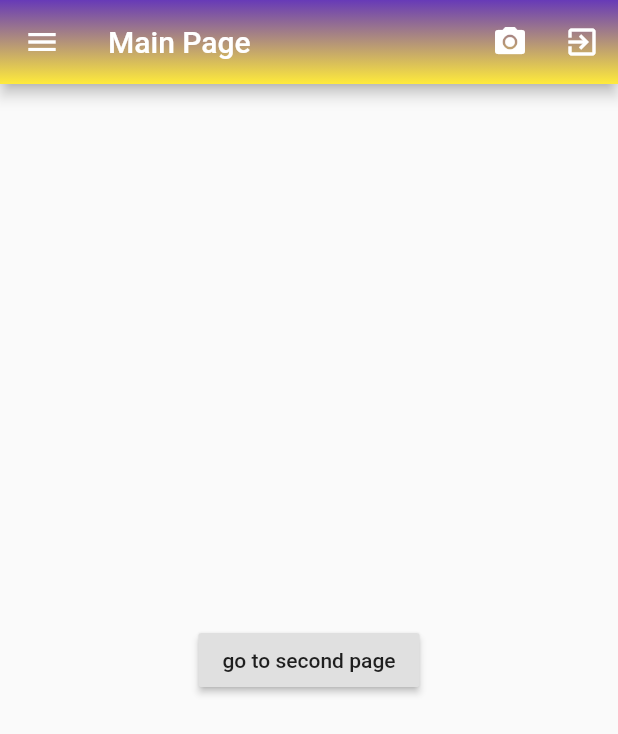
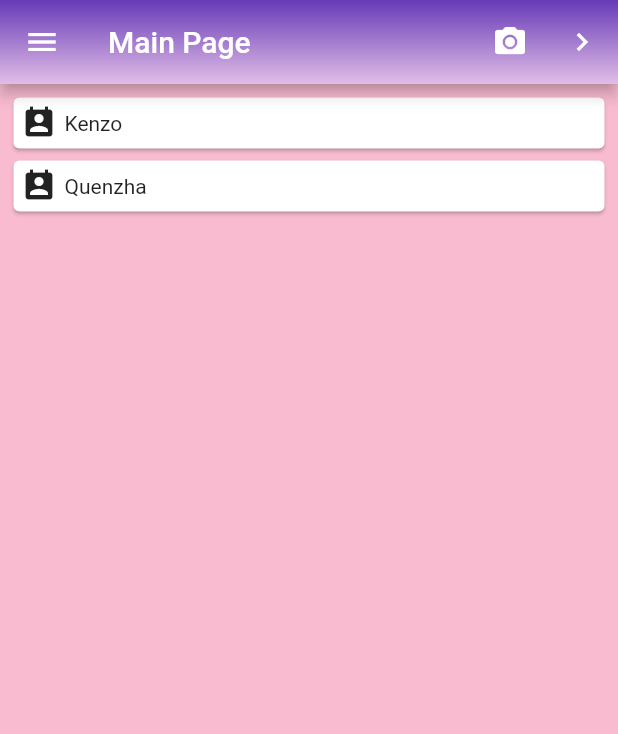
Before and after one commit to amalianrlt/Flutter, a Flutter app: the MainPage screen opened directly, on a phone screen of 412 x 824 dp. Shown: the top 734 px of the screen. Run offline on Flutter 3.47's test engine with Material 2 defaults, Android fonts, the phone set to English and light mode, and no system bars.

Commit message:
Refactor card in mainpage

```diff
--- a/my_flutter/lib/mainPage.dart
+++ b/my_flutter/lib/mainPage.dart
@@ -5,28 +5,43 @@ class MainPage extends StatelessWidget {
   @override
   Widget build(BuildContext context) {
     return Scaffold(
+      backgroundColor: Colors.pink[100],
       appBar: AppBar(
         title: Text('Main Page'),
         leading: Icon(Icons.menu, color: Colors.white,),
         actions: <Widget>[
           IconButton(icon: Icon(Icons.photo_camera), color: Colors.white, onPressed: (){}),
-          IconButton(icon: Icon(Icons.exit_to_app), color: Colors.white, onPressed: (){}),
+          IconButton(icon: Icon(Icons.navigate_next), color: Colors.white, onPressed: (){
+              Navigator.push(context, MaterialPageRoute(builder: (context){
+                return SecondPage();
+              }));
+            }),
         ],
         flexibleSpace: Container(
           decoration: BoxDecoration(
-            gradient : LinearGradient(colors: [Colors.deepPurple, Colors.yellow], begin: FractionalOffset.topLeft, end: FractionalOffset.bottomLeft)
+            gradient : LinearGradient(colors: [Colors.deepPurple, Colors.purple[100]], begin: FractionalOffset.topLeft, end: FractionalOffset.bottomLeft)
           ),
         ),
         ),
-      body: Center(
-        child: RaisedButton(
-          child: Text('go to second page'),
-          onPressed: (){
-            Navigator.push(context, MaterialPageRoute(builder: (context){
-              return SecondPage();
-            }));
-          })
+      body: Container(
+        padding: EdgeInsets.all(5),
+        child: ListView(
+          children: <Widget>[
+            contactCard('Kenzo'),
+            contactCard('Quenzha'),
+          ]
+        ),
       )
     );
   }
+
+  Card contactCard(String text) {
+    return Card(
+            child: Row(
+              children: <Widget>[
+                Container(margin: EdgeInsets.all(5), child: Icon(Icons.perm_contact_calendar),),
+                Text(text)
+              ],)
+          );
+  }
 }
```
